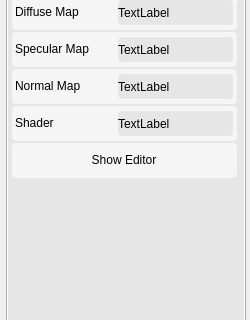
Above: ShaderEditor/qt/project/tweaker.ui from karajensen/shader-editor before the change; both pictures show x 0 to 250 and y 191 to 511 of the 250 by 600 pixel window. Below: the same form after it.
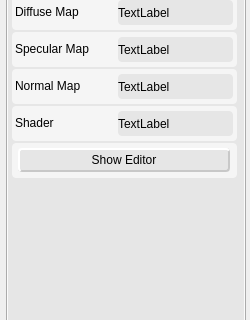
That is the form after the change. The open tabs and pages were chosen to show the change.

Diff of the .ui file:
```diff
--- a/ShaderEditor/qt/project/tweaker.ui
+++ b/ShaderEditor/qt/project/tweaker.ui
@@ -4753,7 +4753,7 @@
             </size>
            </property>
            <property name="styleSheet">
-            <string notr="true">QPushButton#tweaker_button_btn
+            <string notr="true">QPushButton#showEditor_btn
 {
 background-color: rgb(230, 230, 230);
 border-style: solid;
@@ -4763,7 +4763,7 @@
 border-top-color: rgb(255, 255, 255);
 border-left-color: rgb(255, 255, 255);
 }
-QPushButton#tweaker_button_btn:pressed
+QPushButton#showEditor_btn:pressed
 {
 background-color: rgb(210, 210, 210);
 border-style: solid;
@@ -4784,7 +4784,7 @@
             <bool>false</bool>
            </property>
            <property name="flat">
-            <bool>true</bool>
+            <bool>false</bool>
            </property>
           </widget>
          </widget>
```
Left out of the diff: 8 changed lines with no effect on the pictures.
